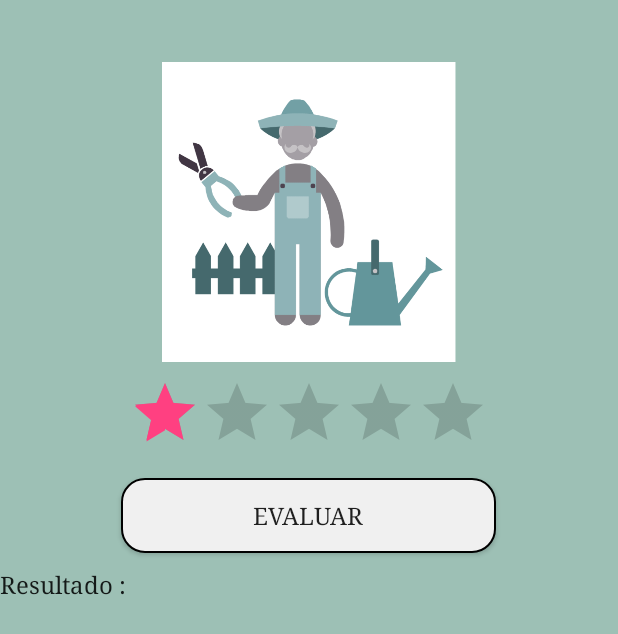
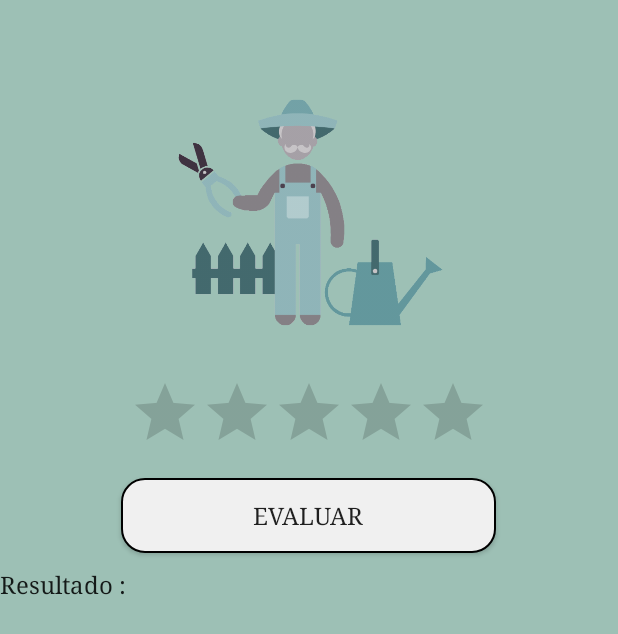
Before and after one commit to paoparra/Jardineros-GPS, an Android app: the Main2Activity screen opened directly, with no data from a screen before it, on a phone screen of 412 x 824 dp. Shown: the top 634 px of the screen. Run offline under Robolectric (Android 15) with nearby library versions, the light colour scheme and no system bars; 2 statements that could not run were skipped.

Commit message:
-	Eliminacion de bordes blancos en imagen de login de usuario - 	Eliminacion de fondo blanco imagen de evaluacion de jardinero - 	Detalles en el codigo del mainActiviti2 - 	Modificacion de posicion de titulo en evaluar jardinero - 	Arreglo de detalle en el RatingBar - 	Actualizar el promedio de valoracion listo

```diff
--- a/jardineros/app/src/main/java/com/example/pipe/ubb/Main2Activity.java
+++ b/jardineros/app/src/main/java/com/example/pipe/ubb/Main2Activity.java
@@ -36,7 +36,7 @@ public class Main2Activity extends Activity {
     private Button btnSubmit;
     String resultado;
     String Jardinero;
-    String Usuario="Prueba@gmail.com";
+    String Usuario;
     String nota;
     String ID="";
     String  LOGIN_URL="http://34.193.208.83/jardinero/calificar.php";
--- a/jardineros/app/src/main/res/layout/activity_jardineros_lista.xml
+++ b/jardineros/app/src/main/res/layout/activity_jardineros_lista.xml
@@ -12,6 +12,7 @@
         android:layout_alignParentTop="true"
         android:layout_marginRight="6dip"
         android:contentDescription="TODO"
+
         />
 
 
@@ -21,5 +22,6 @@
         android:layout_height="match_parent"
         android:layout_alignParentLeft="true"
         android:layout_alignParentStart="true"
-        android:layout_alignParentTop="true" />
+        android:layout_alignParentTop="true"
+        />
 </RelativeLayout>
--- a/jardineros/app/src/main/res/layout/activity_main2.xml
+++ b/jardineros/app/src/main/res/layout/activity_main2.xml
@@ -11,6 +11,8 @@
         android:id="@+id/lblRateMe"
         android:layout_width="wrap_content"
         android:layout_height="wrap_content"
+        android:layout_gravity="center"
+        android:textAlignment="center"
         android:layout_marginTop="10dp"
         android:fontFamily="serif"
         android:textSize="16sp"
@@ -33,7 +35,7 @@
         android:layout_gravity="center"
         android:numStars="5"
         android:stepSize="1.0"
-        android:rating="1.0" />
+        android:rating="0.0" />
 
     <Button
         android:id="@+id/btnSubmit"
```
Also changed, not shown: jardineros/app/src/main/res/drawable/gardener.png, jardineros/app/src/main/res/drawable/logo.png, 392 other files.
